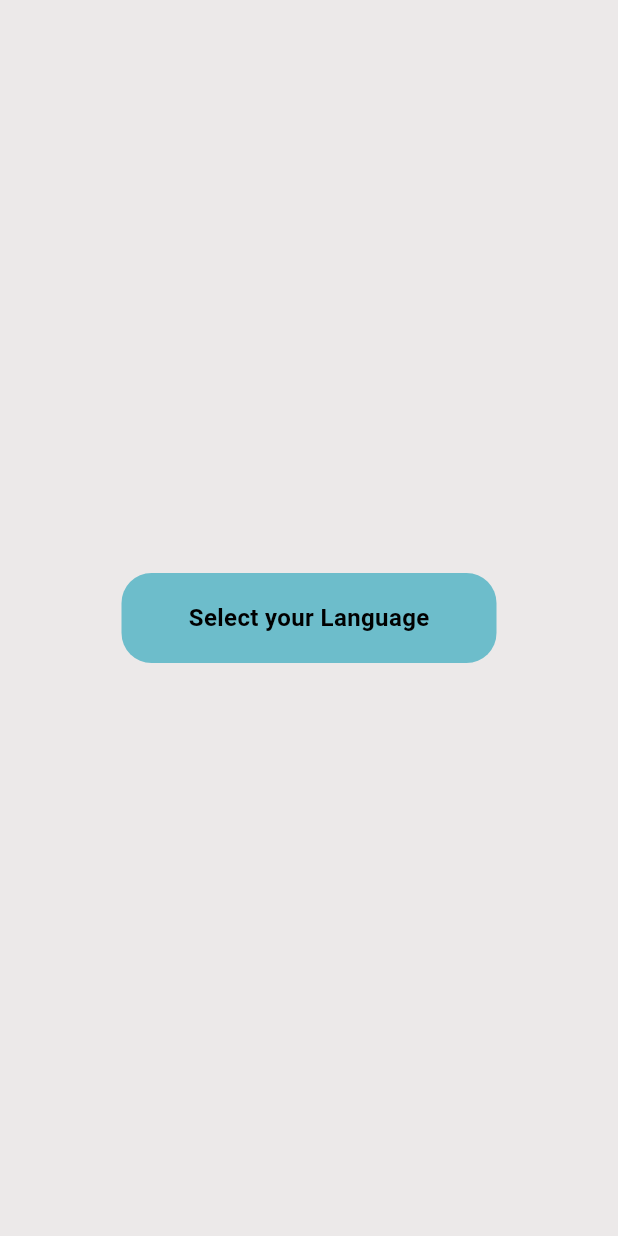
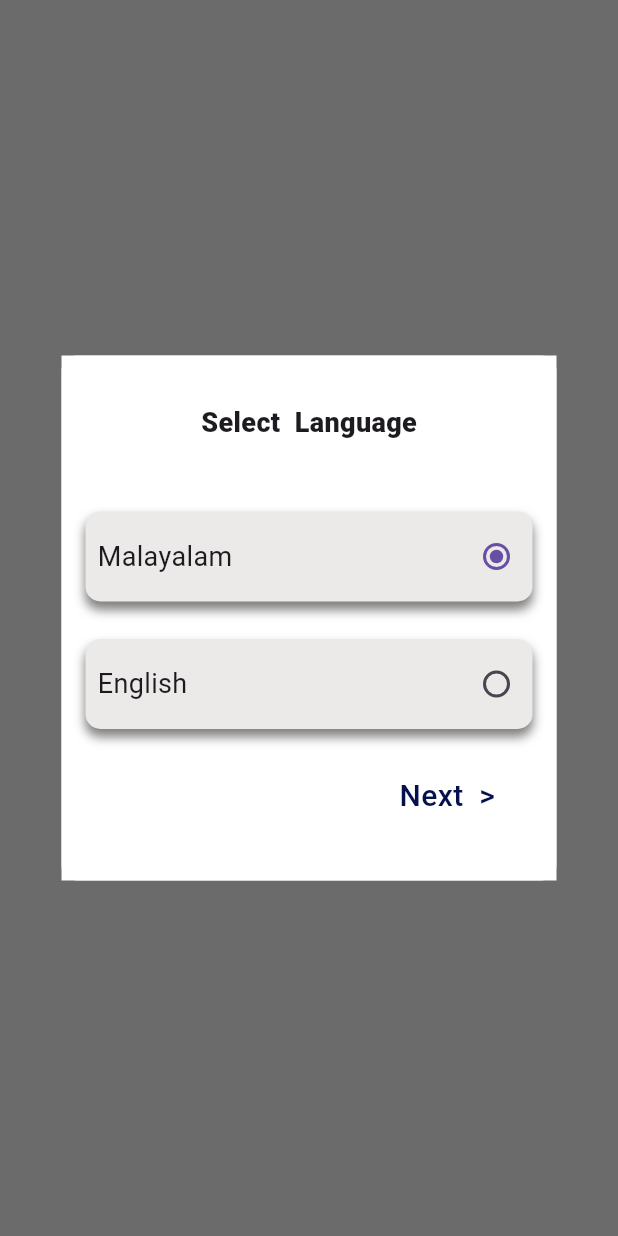
Before and after one commit to AthiraaAthi/project_way, a Flutter app: the screen it shows after launch, on a phone screen of 412 x 824 dp. Run offline on Flutter 3.47's test engine with Material 3 defaults, Android fonts, the phone set to English and light mode, and no system bars; our stand-ins replace carousel_slider, fl_chart, flutter_toggle_tab, pinput, table_calendar, video_player.

Commit message:
modified language selection screen,blocking dialog from exit after clicking outside

```diff
--- a/lib/view/language_selection/language_selection.dart
+++ b/lib/view/language_selection/language_selection.dart
@@ -11,20 +11,18 @@ class LanguageSelection extends StatefulWidget {
 }
 
 class _LanguageSelectionState extends State<LanguageSelection> {
-  int _selectedValue = 1;
   @override
-  Widget build(BuildContext context) {
-    return Scaffold(
-        backgroundColor: ColorConstant.DefaultGrey,
-        body: ResponsiveWidget(
-          mobile: Center(
-            child: Column(
-              mainAxisAlignment: MainAxisAlignment.center,
-              crossAxisAlignment: CrossAxisAlignment.center,
-              children: [
-                GestureDetector(
-                  onTap: () {
-                    showDialog(
+  void initState() {
+    WidgetsBinding.instance.addPostFrameCallback((_) {
+      _showDialog();
+    });
+    super.initState();
+  }
+
+  void _showDialog() {
+    MediaQuery.of(context).size.width < 600
+        ? showDialog(
+            barrierDismissible: false,
             context: context,
             builder: (BuildContext context) {
               return Dialog(
@@ -47,8 +45,7 @@ class _LanguageSelectionState extends State<LanguageSelection> {
                               child: Text(
                                 'Select  Language',
                                 style: TextStyle(
-                                              fontSize: 18,
-                                              fontWeight: FontWeight.w800),
+                                    fontSize: 18, fontWeight: FontWeight.w800),
                               ),
                             ),
                             SizedBox(
@@ -58,13 +55,11 @@ class _LanguageSelectionState extends State<LanguageSelection> {
                               height: 60,
                               width: 300,
                               decoration: BoxDecoration(
-                                          borderRadius:
-                                              BorderRadius.circular(10),
+                                borderRadius: BorderRadius.circular(10),
                                 color: ColorConstant.DefaultGrey,
                                 boxShadow: [
                                   BoxShadow(
-                                              color:
-                                                  Colors.black.withOpacity(0.5),
+                                    color: Colors.black.withOpacity(0.5),
                                     spreadRadius: 0.1,
                                     blurRadius: 5,
                                     offset: Offset(0, 5),
@@ -75,12 +70,10 @@ class _LanguageSelectionState extends State<LanguageSelection> {
                                 children: [
                                   Expanded(
                                     child: Padding(
-                                                padding:
-                                                    const EdgeInsets.all(8.0),
+                                      padding: const EdgeInsets.all(8.0),
                                       child: Text(
                                         "Malayalam",
-                                                  style:
-                                                      TextStyle(fontSize: 18.0),
+                                        style: TextStyle(fontSize: 18.0),
                                       ),
                                     ),
                                   ),
@@ -103,13 +96,11 @@ class _LanguageSelectionState extends State<LanguageSelection> {
                               height: 60,
                               width: 300,
                               decoration: BoxDecoration(
-                                          borderRadius:
-                                              BorderRadius.circular(10),
+                                borderRadius: BorderRadius.circular(10),
                                 color: ColorConstant.DefaultGrey,
                                 boxShadow: [
                                   BoxShadow(
-                                              color:
-                                                  Colors.black.withOpacity(0.5),
+                                    color: Colors.black.withOpacity(0.5),
                                     spreadRadius: 0.1,
                                     blurRadius: 5,
                                     offset: Offset(0, 5),
@@ -120,12 +111,10 @@ class _LanguageSelectionState extends State<LanguageSelection> {
                                 children: [
                                   Expanded(
                                     child: Padding(
-                                                padding:
-                                                    const EdgeInsets.all(8.0),
+                                      padding: const EdgeInsets.all(8.0),
                                       child: Text(
                                         'English',
-                                                  style:
-                                                      TextStyle(fontSize: 18.0),
+                                        style: TextStyle(fontSize: 18.0),
                                       ),
                                     ),
                                   ),
@@ -145,12 +134,10 @@ class _LanguageSelectionState extends State<LanguageSelection> {
                               height: 30,
                             ),
                             Row(
-                                        mainAxisAlignment:
-                                            MainAxisAlignment.end,
+                              mainAxisAlignment: MainAxisAlignment.end,
                               children: [
                                 Padding(
-                                            padding: const EdgeInsets.only(
-                                                right: 25),
+                                  padding: const EdgeInsets.only(right: 25),
                                   child: InkWell(
                                     onTap: () {
                                       Navigator.pushReplacement(
@@ -182,37 +169,8 @@ class _LanguageSelectionState extends State<LanguageSelection> {
                 ),
               );
             },
-                    );
-                  },
-                  child: Container(
-                    decoration: BoxDecoration(
-                        color: Color.fromARGB(255, 109, 189, 203),
-                        borderRadius: BorderRadius.circular(20)),
-                    height: 60,
-                    width: 250,
-                    child: Center(
-                      child: Text(
-                        "Select your Language",
-                        style: TextStyle(
-                          fontSize: 16,
-                          color: ColorConstant.black,
-                          fontWeight: FontWeight.bold,
-                        ),
-                      ),
-                    ),
-                  ),
           )
-              ],
-            ),
-          ),
-          tab: Center(
-            child: Column(
-              mainAxisAlignment: MainAxisAlignment.center,
-              crossAxisAlignment: CrossAxisAlignment.center,
-              children: [
-                GestureDetector(
-                  onTap: () {
-                    showDialog(
+        : showDialog(
             context: context,
             builder: (BuildContext context) {
               return Dialog(
@@ -235,8 +193,7 @@ class _LanguageSelectionState extends State<LanguageSelection> {
                               child: Text(
                                 'Select  Language',
                                 style: TextStyle(
-                                              fontSize: 25,
-                                              fontWeight: FontWeight.w800),
+                                    fontSize: 25, fontWeight: FontWeight.w800),
                               ),
                             ),
                             SizedBox(
@@ -246,13 +203,11 @@ class _LanguageSelectionState extends State<LanguageSelection> {
                               height: 80,
                               width: 450,
                               decoration: BoxDecoration(
-                                          borderRadius:
-                                              BorderRadius.circular(10),
+                                borderRadius: BorderRadius.circular(10),
                                 color: ColorConstant.DefaultGrey,
                                 boxShadow: [
                                   BoxShadow(
-                                              color:
-                                                  Colors.black.withOpacity(0.5),
+                                    color: Colors.black.withOpacity(0.5),
                                     spreadRadius: 0.2,
                                     blurRadius: 0.5,
                                     offset: Offset(0, 2),
@@ -263,19 +218,16 @@ class _LanguageSelectionState extends State<LanguageSelection> {
                                 children: [
                                   Expanded(
                                     child: Padding(
-                                                padding:
-                                                    const EdgeInsets.all(8.0),
+                                      padding: const EdgeInsets.all(8.0),
                                       child: Text(
                                         "Malayalam",
-                                                  style:
-                                                      TextStyle(fontSize: 23),
+                                        style: TextStyle(fontSize: 23),
                                       ),
                                     ),
                                   ),
                                   Radio<int>(
                                     materialTapTargetSize:
-                                                  MaterialTapTargetSize
-                                                      .shrinkWrap,
+                                        MaterialTapTargetSize.shrinkWrap,
                                     value: 1,
                                     groupValue: _selectedValue,
                                     onChanged: (int? newValue) {
@@ -294,13 +246,11 @@ class _LanguageSelectionState extends State<LanguageSelection> {
                               height: 80,
                               width: 450,
                               decoration: BoxDecoration(
-                                          borderRadius:
-                                              BorderRadius.circular(10),
+                                borderRadius: BorderRadius.circular(10),
                                 color: ColorConstant.DefaultGrey,
                                 boxShadow: [
                                   BoxShadow(
-                                              color:
-                                                  Colors.black.withOpacity(0.5),
+                                    color: Colors.black.withOpacity(0.5),
                                     spreadRadius: 0.2,
                                     blurRadius: 0.5,
                                     offset: Offset(0, 2),
@@ -311,12 +261,10 @@ class _LanguageSelectionState extends State<LanguageSelection> {
                                 children: [
                                   Expanded(
                                     child: Padding(
-                                                padding:
-                                                    const EdgeInsets.all(8.0),
+                                      padding: const EdgeInsets.all(8.0),
                                       child: Text(
                                         'English',
-                                                  style:
-                                                      TextStyle(fontSize: 23),
+                                        style: TextStyle(fontSize: 23),
                                       ),
                                     ),
                                   ),
@@ -336,12 +284,10 @@ class _LanguageSelectionState extends State<LanguageSelection> {
                               height: 70,
                             ),
                             Row(
-                                        mainAxisAlignment:
-                                            MainAxisAlignment.end,
+                              mainAxisAlignment: MainAxisAlignment.end,
                               children: [
                                 Padding(
-                                            padding: const EdgeInsets.only(
-                                                right: 25),
+                                  padding: const EdgeInsets.only(right: 25),
                                   child: InkWell(
                                     onTap: () {
                                       Navigator.pushReplacement(
@@ -374,28 +320,14 @@ class _LanguageSelectionState extends State<LanguageSelection> {
               );
             },
           );
-                  },
-                  child: Container(
-                    decoration: BoxDecoration(
-                        color: Color.fromARGB(255, 109, 189, 203),
-                        borderRadius: BorderRadius.circular(20)),
-                    height: 100,
-                    width: 350,
-                    child: Center(
-                      child: Text(
-                        "Select your Language",
-                        style: TextStyle(
-                          fontSize: 20,
-                          color: ColorConstant.black,
-                          fontWeight: FontWeight.bold,
-                        ),
-                      ),
-                    ),
-                  ),
-                )
-              ],
-            ),
-          ),
-        ));
+  }
+
+  int _selectedValue = 1;
+  @override
+  Widget build(BuildContext context) {
+    return Scaffold(
+      backgroundColor: ColorConstant.DefaultGrey,
+      body: ResponsiveWidget(mobile: Container(), tab: Container()),
+    );
   }
 }
--- a/lib/view/track_budget_screen/budget_graph.dart
+++ b/lib/view/track_budget_screen/budget_graph.dart
@@ -143,6 +143,7 @@ class _BudgetGraphScreenState extends State<BudgetGraphScreen> {
   Widget build(BuildContext context) {
     return Scaffold(
       appBar: AppBar(
+        toolbarHeight: MediaQuery.of(context).size.width < 600 ? 60 : 80,
         title: MediaQuery.of(context).size.width < 600
             ? Text(
                 "Budget Graph",
```
Lines whose indentation alone changed are shown as unchanged.
